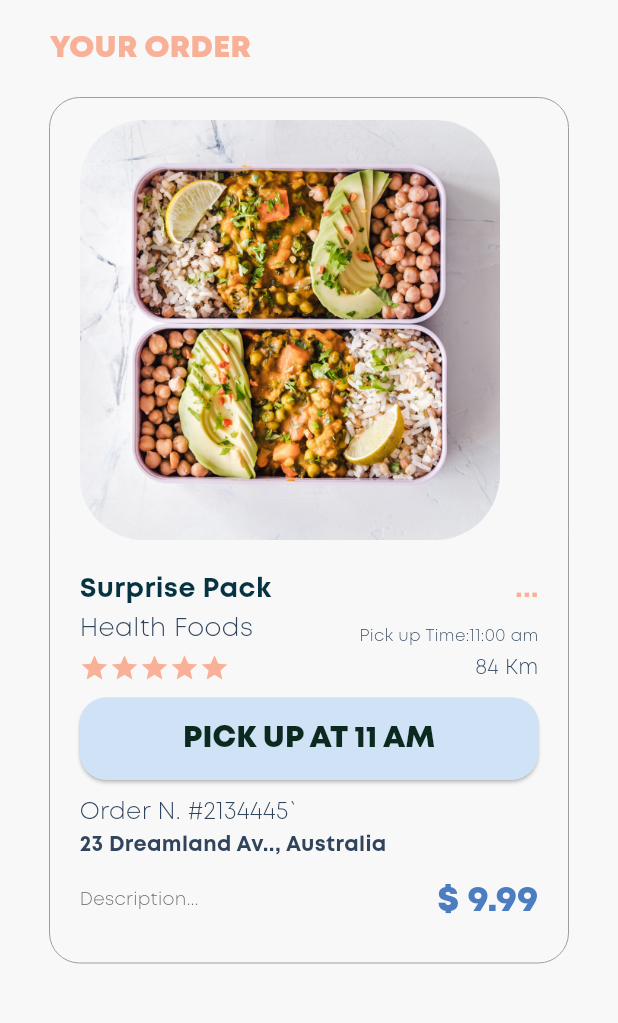
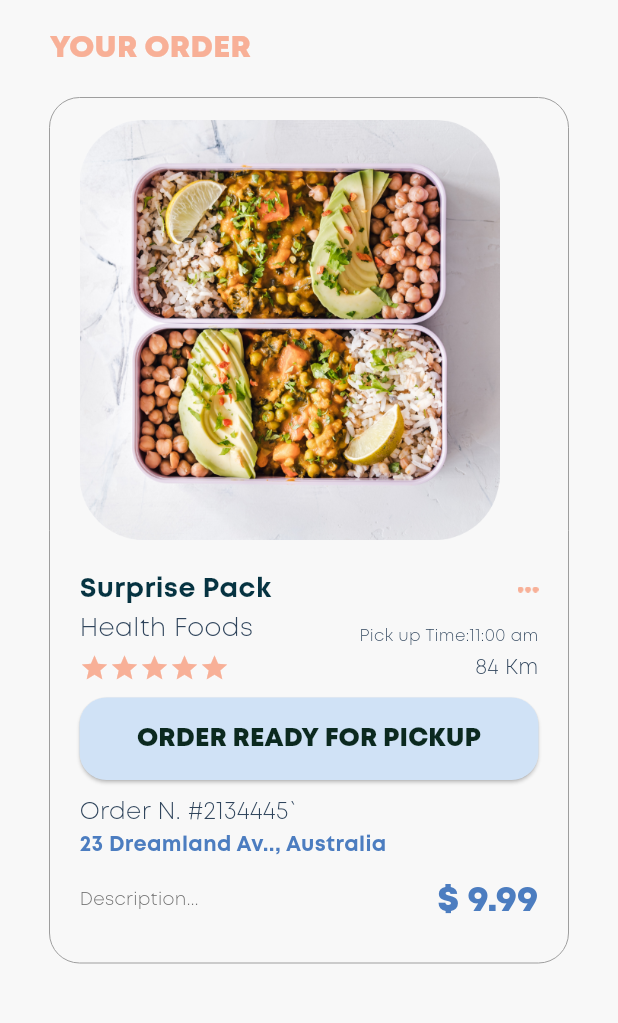
Before and after one commit to nitininf/takeaplate, a Flutter app: the YourOrderScreen screen opened by its route, on a phone screen of 412 x 824 dp, the part 114-1137 px from its top. Run offline on Flutter 3.47's test engine with Material 3 defaults, Android fonts, the phone set to English and light mode, and no system bars; our stand-ins replace dio, internet_connection_checker, page_indicator; missing offline and left inert: dart:ffi; project files that could hold a hidden picture were left out.

Commit message:
"done flow as well"

```diff
--- a/lib/MULTI-PROVIDER/common_counter.dart
+++ b/lib/MULTI-PROVIDER/common_counter.dart
@@ -1,7 +1,7 @@
 import 'package:flutter/foundation.dart';
 
 class CommonCounter extends ChangeNotifier {
-  int count = 1;
+  String count = "";
   DateTime dateTtime=DateTime.now();
    String btnName="SAVE";
   bool isSaved=true;
@@ -10,8 +10,8 @@ class CommonCounter extends ChangeNotifier {
   bool isNotification=true;
   bool isNotification_one=true;
   bool isNotification_two=true;
-  bool isNoti=true;
-  List<int> myIntList = [];
+    List<bool> isNoti=[true,true,true,true,true];
+  //List<int> myIntList = [];
   bool isDeal=true;
   // Private constructor to prevent external instantiation
   CommonCounter._();
@@ -27,6 +27,10 @@ class CommonCounter extends ChangeNotifier {
     return _instance!;
   }
 
+  void getscreen(){
+    count="Click";
+    notifyListeners();
+  }
   void gettodayDeal(bool _isDeal){
     isDeal=_isDeal;
     notifyListeners();
@@ -68,9 +72,10 @@ class CommonCounter extends ChangeNotifier {
     isNotification_two=isNotify;
     notifyListeners();
   }
-  void notificationCenter(bool isNotify,{int? count}) {
-    isNoti=isNotify;
-     myIntList.add(count!);
+  void notificationCenter(bool isNotify,{int pos=0}) {
+      isNoti[pos]=isNotify;
+      print("nbbb${pos}");
+    // myIntList.add(count!);
     notifyListeners();
   }
 }
--- a/lib/SCREENS/home_screens/paymentdetails.dart
+++ b/lib/SCREENS/home_screens/paymentdetails.dart
@@ -42,7 +42,7 @@ class PaymentDetailsScreen extends StatelessWidget {
                       Padding(
                         padding: const EdgeInsets.only(left: 30.0,right: 30,bottom: 20),
                         child: CommonButton(btnBgColor: btnbgColor, btnText: orderandpay, onClick: (){
-                          //Navigator.pushNamed(context, '/RestrurentScreen');
+                          Navigator.pushNamed(context, '/BaseHome');
                         }),
                       )
                     ],
--- a/lib/SCREENS/your_order/your_order.dart
+++ b/lib/SCREENS/your_order/your_order.dart
@@ -72,11 +72,12 @@ class YourOrderScreen extends StatelessWidget {
               width: 280,
               child: Image.asset(food_image, height: 275,width: 275, fit: BoxFit.fill)),
           const SizedBox(height: 20,),
-          const Row(
+           Row(
             mainAxisAlignment: MainAxisAlignment.spaceBetween,
             children: [
               CustomText(text: "Surprise Pack", sizeOfFont: 18, color: btntxtColor, fontfamilly: montBold,weight: FontWeight.w900,),
-              CustomText(text: "...",sizeOfFont: 18, color: btnbgColor, fontfamilly: montBold),
+              //CustomText(text: "...",sizeOfFont: 18, color: btnbgColor, fontfamilly: montBold),
+              Image.asset(three_dot,width: 14,height: 4,)
             ],
           ),
           const Row(
@@ -88,6 +89,8 @@ class YourOrderScreen extends StatelessWidget {
                 padding: EdgeInsets.only(top: 10.0),
                 child: CustomText(text: "Pick up Time:11:00 am", sizeOfFont: 11,color: viewallColor, fontfamilly: montLight),
               ),
+
+
             ],
           ),
 
@@ -109,14 +112,14 @@ class YourOrderScreen extends StatelessWidget {
           ),
           SizedBox(height: 10,),
 
-          CommonButton(btnBgColor: onboardingBtn, btnTextColor:pickuptColor,btnText: "PICK UP AT 11 AM", onClick: (){
-          //  DialogHelper.showCommonPopup(navigatorKey.currentContext!,title: "RATE YOUR EXPERIENCE");
-           // Navigator.pushNamed(navigatorKey.currentContext!, '/ClosestScreen');
+         /* CommonButton(btnBgColor: onboardingBtn,sizeOfFont: 17, btnTextColor:pickuptColor.withOpacity(0.54),btnText: "PICK UP AT 11 AM", onClick: (){
+          }),*/
+          CommonButton(btnBgColor: onboardingBtn,sizeOfFont: 17, btnTextColor:pickuptColor,btnText: "ORDER READY FOR PICKUP", onClick: (){
+              DialogHelper.showCommonPopup(navigatorKey.currentContext!,title: "RATE YOUR EXPERIENCE",subtitle: null,isDelete: false);
           }),
-
           SizedBox(height: 10,),
           CustomText(text: "Order N. #2134445`", color: viewallColor, sizeOfFont:16,fontfamilly: montLight),
-          const CustomText(text: "23 Dreamland Av.., Australia", sizeOfFont: 14, color: viewallColor, fontfamilly: montBold),
+          const CustomText(text: "23 Dreamland Av.., Australia", sizeOfFont: 14, color: offerColor, fontfamilly: montBold),
           SizedBox(height: 10,),
           const Row(
             mainAxisAlignment: MainAxisAlignment.spaceBetween,
--- a/lib/UTILS/dialog_helper.dart
+++ b/lib/UTILS/dialog_helper.dart
@@ -123,9 +123,9 @@ class DialogHelper {
                         Align(
                           alignment: Alignment.center,
                           child: CustomText(text:title ?? "" ,
-                            sizeOfFont: 17,
+                            sizeOfFont: 21,
                             color: hintColor,
-                            fontfamilly: montBook,
+                            fontfamilly: montHeavy,
                             isAlign: true,),
                         ),
                         const SizedBox(height: 20,),
```
Also changed, not shown: lib/SCREENS/home_screens/base_home.dart (+7 -0 lines), lib/SCREENS/home_screens/search_screen.dart (+13 -1 lines), lib/SCREENS/notification/notification_center.dart (+23 -3 lines), lib/SCREENS/reestrurent_profile/restrorent_profile.dart (+7 -1 lines).
